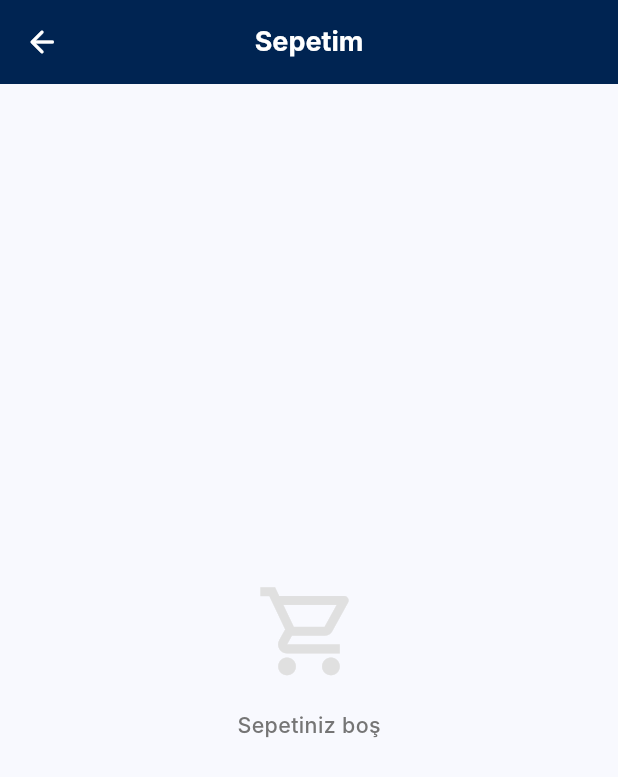
After one commit to gorkemoa/dry_fix_qr, a Flutter app: the HomeView screen opened directly, after a tap on the "shopping cart" icon, on a phone screen of 412 x 824 dp. The commit adds this screen. Shown: the top 777 px of the screen. Run offline on Flutter 3.47's test engine with Material 3 defaults, Android fonts, the phone set to English and light mode, and no system bars; our stand-ins replace dio, flutter_svg, package_info_plus, permission_handler, shared_preferences; missing offline and left inert: mobile_scanner; accounts and stored records are empty; network calls fail; Roboto replaces fonts that are missing (Inter).

Commit message:
feat: Implement shopping cart functionality with state management and UI integration.

```diff
--- a/lib/viewmodels/product_view_model.dart
+++ b/lib/viewmodels/product_view_model.dart
@@ -16,6 +16,9 @@ class ProductViewModel extends ChangeNotifier {
   List<ProductModel> _products = [];
   ProductMeta? _meta;
 
+  // Cart State
+  final List<ProductModel> _cart = [];
+
   // Search & Filters
   String _searchQuery = "";
   bool? _inStock;
@@ -28,6 +31,13 @@ class ProductViewModel extends ChangeNotifier {
   bool get hasMore => _meta != null && _meta!.currentPage < _meta!.lastPage;
   String get searchQuery => _searchQuery;
   bool? get inStock => _inStock;
+
+  List<ProductModel> get cart => _cart;
+  int get cartCount => _cart.length;
+  double get cartTotalPrice =>
+      _cart.fold(0, (sum, item) => sum + double.parse(item.price));
+  int get cartTotalTokenPrice =>
+      _cart.fold(0, (sum, item) => sum + item.tokenPrice);
 
   Future<void> fetchProducts({bool isRefresh = false}) async {
     if (!isRefresh) {
@@ -98,6 +108,24 @@ class ProductViewModel extends ChangeNotifier {
     fetchProducts();
   }
 
+  // Cart Methods
+  void addToCart(ProductModel product) {
+    // For now, simpler cart: allow multiples of same product
+    _cart.add(product);
+    notifyListeners();
+    Logger.info("Added to cart: ${product.name}");
+  }
+
+  void removeFromCart(ProductModel product) {
+    _cart.remove(product);
+    notifyListeners();
+  }
+
+  void clearCart() {
+    _cart.clear();
+    notifyListeners();
+  }
+
   Future<void> refresh() => fetchProducts(isRefresh: true);
 
   @override
--- /dev/null
+++ b/lib/views/cart/cart_view.dart
@@ -0,0 +1,260 @@
+import 'package:flutter/material.dart';
+import 'package:provider/provider.dart';
+import '../../app/app_theme.dart';
+import '../../core/responsive/size_tokens.dart';
+import '../../viewmodels/product_view_model.dart';
+
+class CartView extends StatelessWidget {
+  const CartView({super.key});
+
+  @override
+  Widget build(BuildContext context) {
+    final viewModel = context.watch<ProductViewModel>();
+    final cartItems = viewModel.cart;
+
+    return Scaffold(
+      backgroundColor: AppColors.background,
+      appBar: AppBar(
+        backgroundColor: AppColors.darkBlue,
+        elevation: 0,
+        centerTitle: true,
+        leading: IconButton(
+          icon: const Icon(Icons.arrow_back_rounded, color: AppColors.white),
+          onPressed: () => Navigator.pop(context),
+        ),
+        title: const Text(
+          "Sepetim",
+          style: TextStyle(color: Colors.white, fontWeight: FontWeight.bold),
+        ),
+        actions: [
+          if (cartItems.isNotEmpty)
+            IconButton(
+              icon: const Icon(Icons.delete_outline, color: Colors.white),
+              onPressed: () {
+                // Show confirmation dialog before clearing
+                showDialog(
+                  context: context,
+                  builder: (ctx) => AlertDialog(
+                    title: const Text("Sepeti Boşalt"),
+                    content: const Text(
+                      "Tüm ürünleri sepetten çıkarmak istiyor musunuz?",
+                    ),
+                    actions: [
+                      TextButton(
+                        onPressed: () => Navigator.pop(ctx),
+                        child: const Text("İptal"),
+                      ),
+                      TextButton(
+                        onPressed: () {
+                          viewModel.clearCart();
+                          Navigator.pop(ctx);
+                        },
+                        child: const Text("Evet, Boşalt"),
+                      ),
+                    ],
+                  ),
+                );
+              },
+            ),
+        ],
+      ),
+      body: cartItems.isEmpty
+          ? Center(
+              child: Column(
+                mainAxisAlignment: MainAxisAlignment.center,
+                children: [
+                  Icon(
+                    Icons.shopping_cart_outlined,
+                    size: SizeTokens.p64,
+                    color: Colors.grey.shade300,
+                  ),
+                  SizedBox(height: SizeTokens.p16),
+                  Text(
+                    "Sepetiniz boş",
+                    style: TextStyle(
+                      fontSize: SizeTokens.f16,
+                      color: Colors.grey.shade600,
+                      fontWeight: FontWeight.w500,
+                    ),
+                  ),
+                ],
+              ),
+            )
+          : ListView.separated(
+              padding: EdgeInsets.all(SizeTokens.p16),
+              itemCount: cartItems.length,
+              separatorBuilder: (context, index) =>
+                  SizedBox(height: SizeTokens.p12),
+              itemBuilder: (context, index) {
+                final product = cartItems[index];
+                return Container(
+                  padding: EdgeInsets.all(SizeTokens.p12),
+                  decoration: BoxDecoration(
+                    color: AppColors.white,
+                    borderRadius: BorderRadius.circular(SizeTokens.r8),
+                    border: Border.all(color: Colors.grey.shade200),
+                  ),
+                  child: Row(
+                    children: [
+                      Container(
+                        width: 60,
+                        height: 60,
+                        decoration: BoxDecoration(
+                          borderRadius: BorderRadius.circular(SizeTokens.r8),
+                          border: Border.all(color: Colors.grey.shade100),
+                        ),
+                        child: ClipRRect(
+                          borderRadius: BorderRadius.circular(6),
+                          child: Image.network(
+                            product.image,
+                            fit: BoxFit.contain,
+                            errorBuilder: (_, __, ___) => Icon(
+                              Icons.image_not_supported_outlined,
+                              color: Colors.grey,
+                            ),
+                          ),
+                        ),
+                      ),
+                      SizedBox(width: SizeTokens.p12),
+                      Expanded(
+                        child: Column(
+                          crossAxisAlignment: CrossAxisAlignment.start,
+                          children: [
+                            Text(
+                              product.name,
+                              maxLines: 2,
+                              overflow: TextOverflow.ellipsis,
+                              style: TextStyle(
+                                fontSize: SizeTokens.f14,
+                                fontWeight: FontWeight.w600,
+                                color: AppColors.darkBlue,
+                              ),
+                            ),
+                            SizedBox(height: SizeTokens.p4),
+                            Row(
+                              children: [
+                                Text(
+                                  "${product.price} TL",
+                                  style: TextStyle(
+                                    fontSize: SizeTokens.f14,
+                                    fontWeight: FontWeight.bold,
+                                    color: AppColors.blue,
+                                  ),
+                                ),
+                                if (product.tokenPrice > 0)
+                                  Text(
+                                    " + ${product.tokenPrice} DP",
+                                    style: TextStyle(
+                                      fontSize: SizeTokens.f12,
+                                      fontWeight: FontWeight.bold,
+                                      color: AppColors.darkBlue,
+                                    ),
+                                  ),
+                              ],
+                            ),
+                          ],
+                        ),
+                      ),
+                      IconButton(
+                        icon: Icon(Icons.close_rounded, color: Colors.grey),
+                        onPressed: () {
+                          viewModel.removeFromCart(product);
+                        },
+                      ),
+                    ],
+                  ),
+                );
+              },
+            ),
+      bottomNavigationBar: cartItems.isEmpty
+          ? null
+          : Container(
+              padding: EdgeInsets.all(SizeTokens.p16),
+              decoration: BoxDecoration(
+                color: AppColors.white,
+                boxShadow: [
+                  BoxShadow(
+                    color: Colors.black.withOpacity(0.05),
+                    blurRadius: 10,
+                    offset: const Offset(0, -5),
+                  ),
+                ],
+              ),
+              child: SafeArea(
+                child: Column(
+                  mainAxisSize: MainAxisSize.min,
+                  children: [
+                    Row(
+                      mainAxisAlignment: MainAxisAlignment.spaceBetween,
+                      children: [
+                        Text(
+                          "Toplam Tutar",
+                          style: TextStyle(
+                            fontSize: SizeTokens.f14,
+                            fontWeight: FontWeight.w600,
+                            color: Colors.grey.shade700,
+                          ),
+                        ),
+                        Column(
+                          crossAxisAlignment: CrossAxisAlignment.end,
+                          children: [
+                            Text(
+                              "${viewModel.cartTotalPrice.toStringAsFixed(2)} TL",
+                              style: TextStyle(
+                                fontSize: SizeTokens.f18,
+                                fontWeight: FontWeight.bold,
+                                color: AppColors.blue,
+                              ),
+                            ),
+                            if (viewModel.cartTotalTokenPrice > 0)
+                              Text(
+                                "+ ${viewModel.cartTotalTokenPrice} DP",
+                                style: TextStyle(
+                                  fontSize: SizeTokens.f12,
+                                  fontWeight: FontWeight.bold,
+                                  color: AppColors.darkBlue,
+                                ),
+                              ),
+                          ],
+                        ),
+                      ],
+                    ),
+                    SizedBox(height: SizeTokens.p16),
+                    SizedBox(
+                      width: double.infinity,
+                      height: 50,
+                      child: ElevatedButton(
+                        onPressed: () {
+                          // Proceed to checkout
+                          // For now, show a dialog or snackbar
+                          ScaffoldMessenger.of(context).showSnackBar(
+                            const SnackBar(
+                              content: Text(
+                                "Sipariş verme özelliği yakında eklenecek",
+                              ),
+                            ),
+                          );
+                        },
+                        style: ElevatedButton.styleFrom(
+                          backgroundColor: AppColors.darkBlue,
+                          shape: RoundedRectangleBorder(
+                            borderRadius: BorderRadius.circular(SizeTokens.r8),
+                          ),
+                          elevation: 0,
+                        ),
+                        child: Text(
+                          "Siparişi Tamamla",
+                          style: TextStyle(
+                            fontSize: SizeTokens.f16,
+                            fontWeight: FontWeight.bold,
+                          ),
+                        ),
+                      ),
+                    ),
+                  ],
+                ),
+              ),
+            ),
+    );
+  }
+}
--- a/lib/views/home/home_view.dart
+++ b/lib/views/home/home_view.dart
@@ -13,6 +13,8 @@ import '../../app/app_theme.dart';
 import 'widgets/home_header.dart';
 import 'widgets/home_card.dart';
 import 'widgets/history_item.dart';
+import '../../viewmodels/product_view_model.dart';
+import '../cart/cart_view.dart';
 
 class HomeView extends StatefulWidget {
   const HomeView({super.key});
@@ -36,6 +38,7 @@ class _HomeViewState extends State<HomeView> {
     SizeConfig.init(context);
     final viewModel = context.watch<HomeViewModel>();
     final historyViewModel = context.watch<HistoryViewModel>();
+    final productViewModel = context.watch<ProductViewModel>();
 
     return Scaffold(
       backgroundColor: AppColors.background,
@@ -61,6 +64,12 @@ class _HomeViewState extends State<HomeView> {
                       child: HomeHeader(
                         userName: viewModel.user?.name ?? "Kullanıcı",
                         tokenBalance: viewModel.user?.tokenBalance ?? 0,
+                        cartItemCount: productViewModel.cartCount,
+                        onCartTap: () {
+                          Navigator.of(context).push(
+                            MaterialPageRoute(builder: (_) => const CartView()),
+                          );
+                        },
                       ),
                     ),
 
--- a/lib/views/home/widgets/home_header.dart
+++ b/lib/views/home/widgets/home_header.dart
@@ -7,11 +7,15 @@ import 'package:flutter_svg/flutter_svg.dart';
 class HomeHeader extends StatelessWidget {
   final String userName;
   final int tokenBalance;
+  final int cartItemCount;
+  final VoidCallback? onCartTap;
 
   const HomeHeader({
     super.key,
     required this.userName,
     required this.tokenBalance,
+    this.cartItemCount = 0,
+    this.onCartTap,
   });
 
   @override
@@ -38,6 +42,59 @@ class HomeHeader extends StatelessWidget {
                   ),
                 ],
               ),
+              Row(
+                children: [
+                  Container(
+                    margin: EdgeInsets.only(right: SizeTokens.p12),
+                    decoration: BoxDecoration(
+                      color: AppColors.white,
+                      shape: BoxShape.circle,
+                      boxShadow: [
+                        BoxShadow(
+                          color: Colors.black.withOpacity(0.05),
+                          blurRadius: 10,
+                          offset: const Offset(0, 4),
+                        ),
+                      ],
+                    ),
+                    child: Stack(
+                      alignment: Alignment.center,
+                      children: [
+                        IconButton(
+                          icon: const Icon(
+                            Icons.shopping_cart_outlined,
+                            color: AppColors.darkBlue,
+                          ),
+                          onPressed: onCartTap,
+                        ),
+                        if (cartItemCount > 0)
+                          Positioned(
+                            right: 8,
+                            top: 8,
+                            child: Container(
+                              padding: const EdgeInsets.all(4),
+                              decoration: const BoxDecoration(
+                                color: Colors.red,
+                                shape: BoxShape.circle,
+                              ),
+                              constraints: const BoxConstraints(
+                                minWidth: 14,
+                                minHeight: 14,
+                              ),
+                              child: Text(
+                                '$cartItemCount',
+                                style: const TextStyle(
+                                  color: Colors.white,
+                                  fontSize: 8,
+                                  fontWeight: FontWeight.bold,
+                                ),
+                                textAlign: TextAlign.center,
+                              ),
+                            ),
+                          ),
+                      ],
+                    ),
+                  ),
                   Container(
                     decoration: BoxDecoration(
                       color: AppColors.white,
@@ -57,6 +114,8 @@ class HomeHeader extends StatelessWidget {
                       ),
                       onPressed: () {},
                     ),
+                  ),
+                ],
               ),
             ],
           ),
```
Also changed, not shown: lib/views/products/product_detail_view.dart (+12 -5 lines), lib/views/products/products_view.dart (+44 -0 lines). Lines whose indentation alone changed are shown as unchanged.
